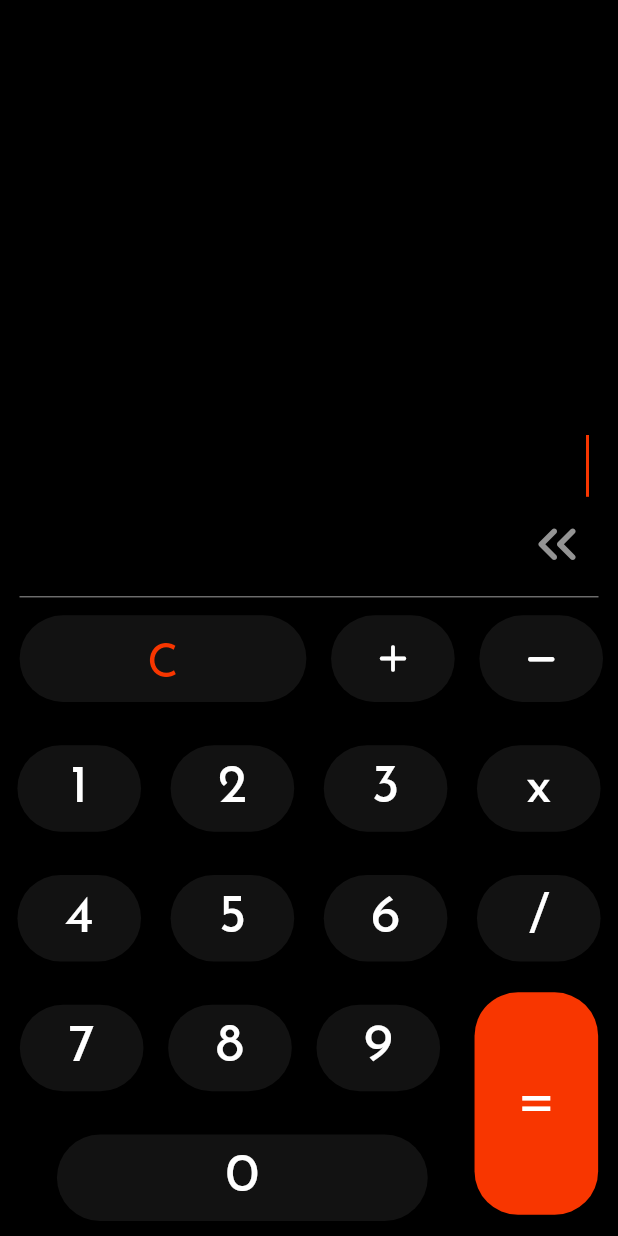
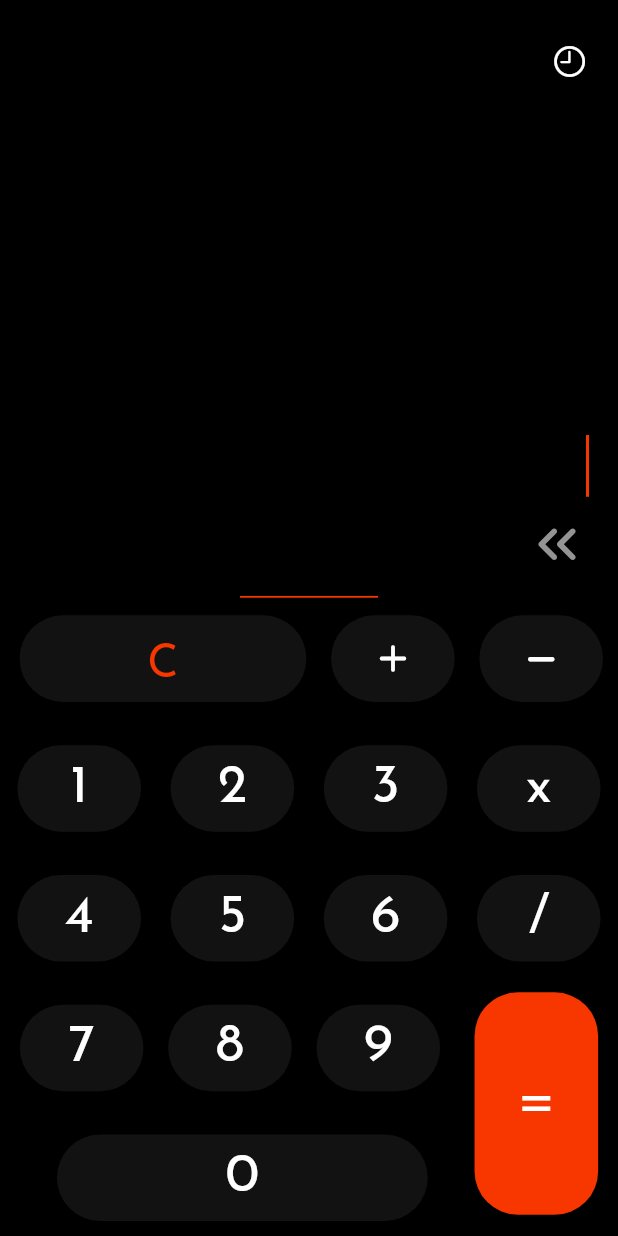
Before and after one commit to AbdullahAkb/Calculator, a Flutter app: the screen it shows after launch, on a phone screen of 412 x 824 dp. Run offline on Flutter 3.47's test engine with Material 2 defaults, Android fonts, the phone set to English and light mode, and no system bars; our stand-ins replace math_expressions.

Commit message:
All Done

```diff
--- a/lib/screens/main_screen.dart
+++ b/lib/screens/main_screen.dart
@@ -5,6 +5,7 @@ import 'package:calculator/widgets/minus_sign.dart';
 
 import 'package:calculator/widgets/number_widget.dart';
 import 'package:calculator/widgets/zero_number.dart';
+import 'package:flutter/cupertino.dart';
 import 'package:flutter/material.dart';
 import 'package:math_expressions/math_expressions.dart';
 
@@ -288,6 +289,16 @@ class _MainScreenState extends State<MainScreen> {
     return Scaffold(
       backgroundColor: Colors.black,
       appBar: AppBar(
+        toolbarHeight: height * 0.1,
+        actions: [
+          IconButton(
+            onPressed: () {},
+            icon: Icon(CupertinoIcons.clock),
+          ),
+          SizedBox(
+            width: width * 0.02,
+          ),
+        ],
         backgroundColor: Colors.black,
       ),
       body: Container(
@@ -335,10 +346,11 @@ class _MainScreenState extends State<MainScreen> {
             ),
             // SizedBox(height: height * 0.02),
             Divider(
-              color: Colors.grey,
+              color: Color(0xFFF83600),
               height: height * 0.03,
-              endIndent: 3,
-              indent: 3,
+              endIndent: 150,
+              indent: 150,
+              thickness: 1.2,
             ),
             Row(
               mainAxisAlignment: MainAxisAlignment.end,
```
